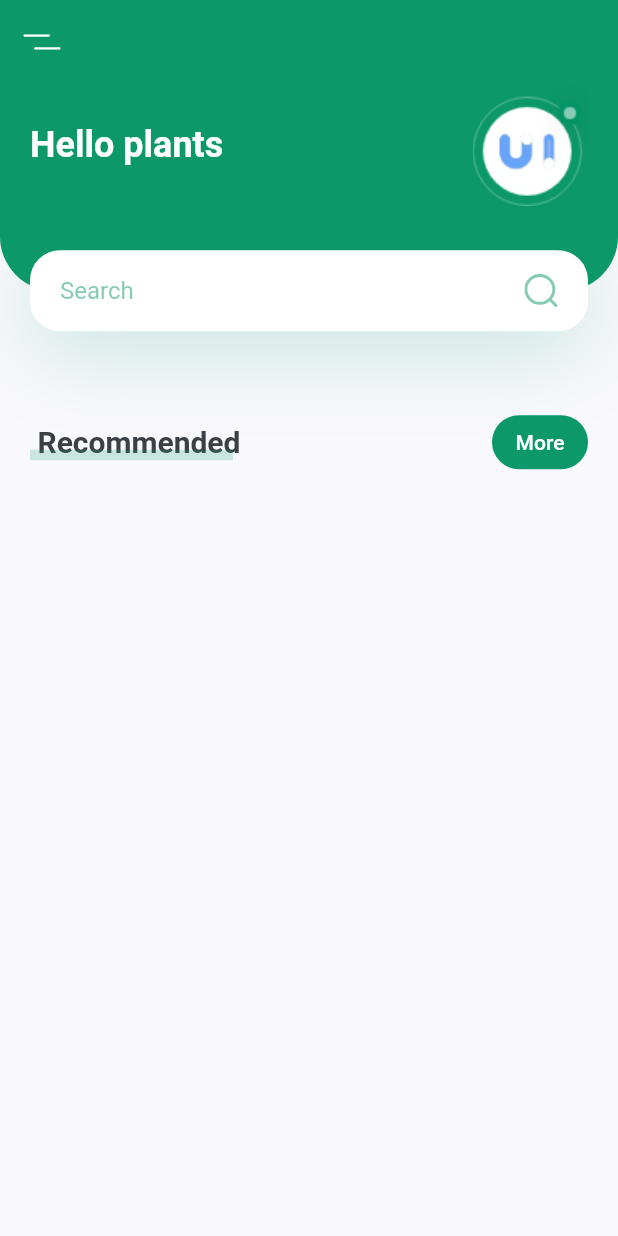
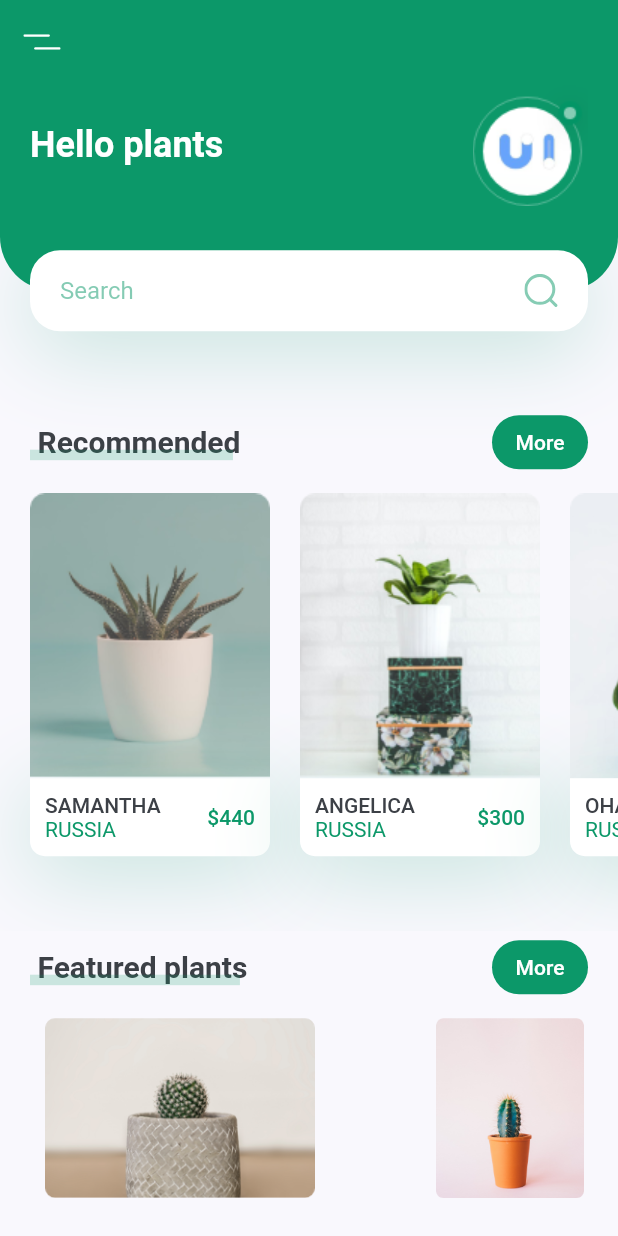
Before and after one commit to DeployChef/plants-flutter, a Flutter app: the screen it shows after launch, on a phone screen of 412 x 824 dp. Run offline on Flutter 3.47's test engine with Material 2 defaults, Android fonts, the phone set to English and light mode, and no system bars; our stand-ins replace flutter_svg.

Commit message:
Add plants lists

```diff
--- a/lib/screens/home/components/body.dart
+++ b/lib/screens/home/components/body.dart
@@ -1,6 +1,8 @@
 import 'package:flutter/material.dart';
 import 'package:plants/constants.dart';
+import 'package:plants/screens/home/components/featured_plants.dart';
 import 'package:plants/screens/home/components/header_with_searchbox.dart';
+import 'package:plants/screens/home/components/recommended_plants.dart';
 import 'package:plants/screens/home/components/title_with_more_btn.dart';
 
 class Body extends StatelessWidget {
@@ -17,7 +19,15 @@ class Body extends StatelessWidget {
             title: "Recommended",
             press: () {},
           ),
-          Container()
+          RecommendedPlants(),
+          TitleWithMoreBtn(
+            title: "Featured plants",
+            press: () {},
+          ),
+          FeaturedPlants(),
+          SizedBox(
+            height: kDefaultPadding,
+          ),
         ],
       ),
     );
--- /dev/null
+++ b/lib/screens/home/components/featured_plants.dart
@@ -0,0 +1,61 @@
+import 'package:flutter/material.dart';
+import 'package:plants/constants.dart';
+
+class FeaturedPlants extends StatelessWidget {
+  const FeaturedPlants({
+    Key? key,
+  }) : super(key: key);
+
+  @override
+  Widget build(BuildContext context) {
+    return SingleChildScrollView(
+      scrollDirection: Axis.horizontal,
+      child: Row(
+        children: [
+          FeaturedPlantCard(
+            image: "assets/images/bottom_img_1.png",
+            press: () {},
+          ),
+          FeaturedPlantCard(
+            image: "assets/images/bottom_img_2.png",
+            press: () {},
+          ),
+          FeaturedPlantCard(
+            image: "assets/images/bottom_img_1.png",
+            press: () {},
+          ),
+        ],
+      ),
+    );
+  }
+}
+
+class FeaturedPlantCard extends StatelessWidget {
+  const FeaturedPlantCard({
+    Key? key,
+    required this.image,
+    required this.press,
+  }) : super(key: key);
+
+  final String image;
+  final Function press;
+
+  @override
+  Widget build(BuildContext context) {
+    return GestureDetector(
+      onTap: () => press,
+      child: Container(
+        margin: const EdgeInsets.only(
+            left: kDefaultPadding,
+            top: kDefaultPadding / 2,
+            bottom: kDefaultPadding / 2),
+        width: 200,
+        height: 120,
+        decoration: BoxDecoration(
+          borderRadius: BorderRadius.circular(10),
+          image: DecorationImage(image: AssetImage(image))
+        ),
+      ),
+    );
+  }
+}
--- /dev/null
+++ b/lib/screens/home/components/recommended_plants.dart
@@ -0,0 +1,125 @@
+import 'package:flutter/material.dart';
+import 'package:plants/constants.dart';
+
+class RecommendedPlants extends StatelessWidget {
+  const RecommendedPlants({
+    Key? key,
+  }) : super(key: key);
+
+  @override
+  Widget build(BuildContext context) {
+    return SingleChildScrollView(
+      scrollDirection: Axis.horizontal,
+      child: Row(
+        children: [
+          RecomendedPlantCard(
+            title: "Samantha",
+            country: "Russia",
+            image: "assets/images/image_1.png",
+            price: 440,
+            press: () {},
+          ),
+          RecomendedPlantCard(
+            title: "Angelica",
+            country: "Russia",
+            image: "assets/images/image_2.png",
+            price: 300,
+            press: () {},
+          ),
+          RecomendedPlantCard(
+            title: "Ohara",
+            country: "Russia",
+            image: "assets/images/image_3.png",
+            price: 2500,
+            press: () {},
+          ),
+          RecomendedPlantCard(
+            title: "Samantha",
+            country: "Russia",
+            image: "assets/images/image_1.png",
+            price: 440,
+            press: () {},
+          ),
+        ],
+      ),
+    );
+  }
+}
+
+class RecomendedPlantCard extends StatelessWidget {
+  const RecomendedPlantCard({
+    Key? key,
+    required this.image,
+    required this.title,
+    required this.country,
+    required this.price,
+    required this.press,
+  }) : super(key: key);
+
+  final String image, title, country;
+  final int price;
+  final Function press;
+
+  @override
+  Widget build(BuildContext context) {
+    return Container(
+      margin: const EdgeInsets.only(
+          left: kDefaultPadding,
+          top: kDefaultPadding / 2,
+          bottom: kDefaultPadding * 2.5),
+      width: 160,
+      child: Column(
+        children: [
+          Image.asset(image),
+          GestureDetector(
+            onTap: () => press,
+            child: Container(
+              padding: const EdgeInsets.all(kDefaultPadding / 2),
+              decoration: BoxDecoration(
+                color: Colors.white,
+                borderRadius: const BorderRadius.only(
+                  bottomLeft: Radius.circular(10),
+                  bottomRight: Radius.circular(10),
+                ),
+                boxShadow: [
+                  BoxShadow(
+                      offset: const Offset(0, 10),
+                      blurRadius: 50,
+                      color: kPrimaryColor.withOpacity(0.23)),
+                ],
+              ),
+              child: Row(
+                children: [
+                  RichText(
+                    text: TextSpan(
+                      children: [
+                        TextSpan(
+                          text: "$title\n".toUpperCase(),
+                          style: Theme.of(context).textTheme.button,
+                        ),
+                        TextSpan(
+                          text: country.toUpperCase(),
+                          style: const TextStyle(
+                            color: kPrimaryColor,
+                          ),
+                        )
+                      ],
+                    ),
+                  ),
+                  const Spacer(),
+                  Text(
+                    "\$$price",
+                    style: Theme.of(context)
+                        .textTheme
+                        .button
+                        ?.copyWith(color: kPrimaryColor),
+                  ),
+                ],
+              ),
+            ),
+          ),
+        ],
+      ),
+    );
+  }
+}
```
